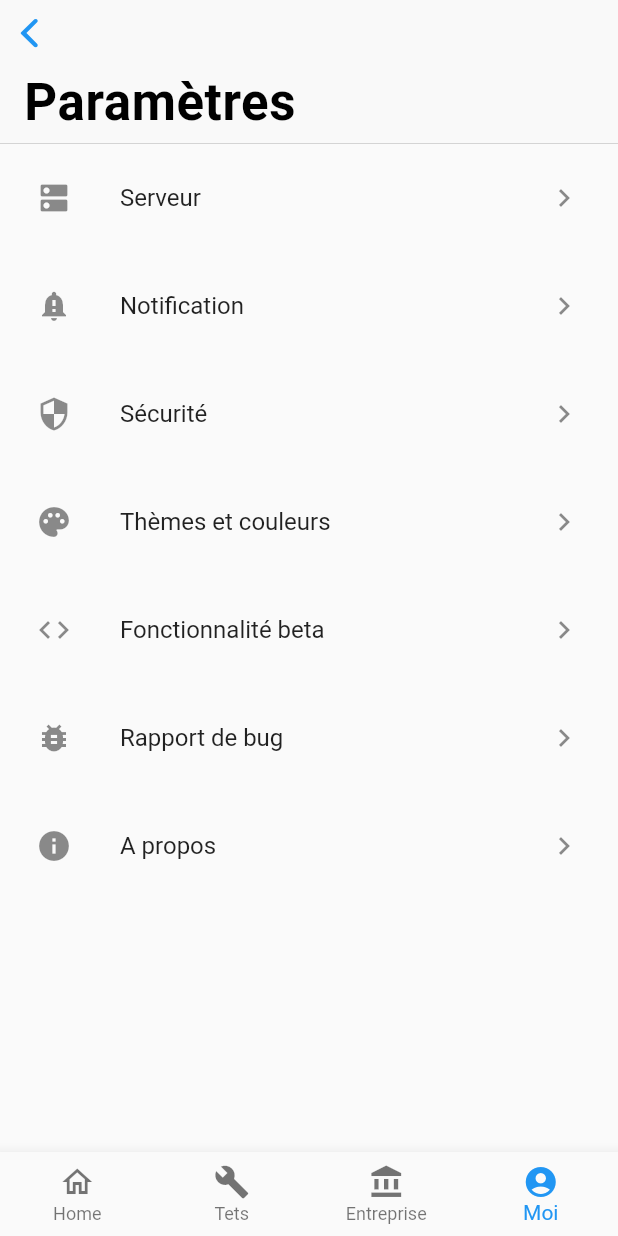
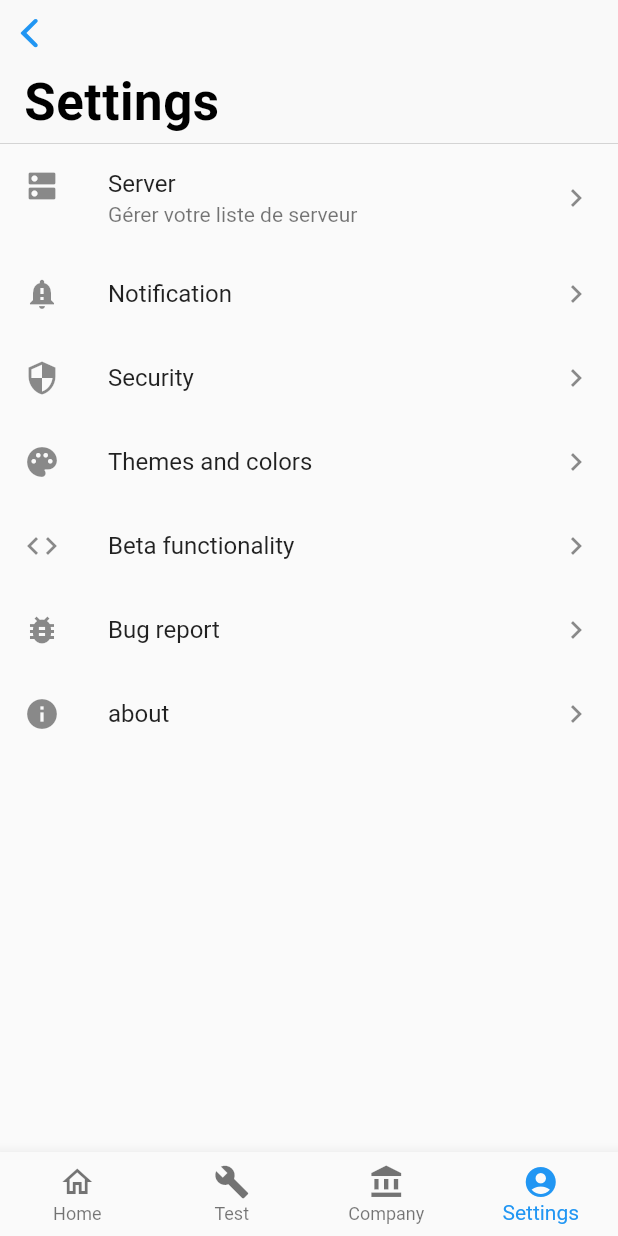
Before and after one commit to Medialo/PbmEconomyApp, a Flutter app: the MyHomePage screen opened by its route, item 4 of the bottom bar chosen, after a tap on "Notification", on a phone screen of 412 x 824 dp. Run offline on Flutter 3.47's test engine with Material 2 defaults, Android fonts, the phone set to English and light mode, and no system bars; our stand-ins replace google_mobile_ads, local_auth, scroll_snap_list; generated files the repository leaves out were written again; network calls fail.

Commit message:
ads parameters page and data slide on bluecard

```diff
--- a/l10n.yaml
+++ b/l10n.yaml
@@ -1,3 +1,4 @@
 arb-dir: lib/l10n
 template-arb-file: intl_en.arb
 output-localization-file: app_localizations.dart
+use-deferred-loading: true
--- /dev/null
+++ b/lib/AdHelper.dart
@@ -0,0 +1,36 @@
+import 'dart:io';
+
+class AdHelper {
+
+  //static get vs static function
+
+  static String get bannerAdUnitId {
+    if (Platform.isAndroid) {
+      return 'ca-app-pub-2047458434918452/8306755225';
+    } else if (Platform.isIOS) {
+      return 'ca-app-pub-2047458434918452/8306755225';
+    } else {
+      throw new UnsupportedError('Unsupported platform');
+    }
+  }
+
+  static String get nativeTest {
+    if (Platform.isAndroid) {
+      return 'ca-app-pub-2047458434918452/9456185363';
+    } else if (Platform.isIOS) {
+      return 'ca-app-pub-2047458434918452/9456185363';
+    } else {
+      throw new UnsupportedError('Unsupported platform');
+    }
+  }
+
+  static String get rewardedAdUnitId {
+    if (Platform.isAndroid) {
+      return '<YOUR_ANDROID_INTERSTITIAL_AD_UNIT_ID>';
+    } else if (Platform.isIOS) {
+      return '<YOUR_ANDROID_INTERSTITIAL_AD_UNIT_ID>';
+    } else {
+      throw new UnsupportedError('Unsupported platform');
+    }
+  }
+}
--- a/lib/l10n/intl_en.arb
+++ b/lib/l10n/intl_en.arb
@@ -7,7 +7,7 @@
   "yesterday": "Yesterday",
   "home": "Home",
   "me": "Me",
-  "parameters": "Parameters",
+  "parameters": "Settings",
   "company": "Company",
   "server": "Server",
   "notification" : "Notification",
--- a/lib/main.dart
+++ b/lib/main.dart
@@ -4,12 +4,15 @@ import 'package:flutter/cupertino.dart';
 import 'package:flutter/material.dart';
 import 'package:flutter/services.dart';
 import 'package:flutter_localizations/flutter_localizations.dart';
+import 'package:google_mobile_ads/google_mobile_ads.dart';
 import 'package:pbmeconomyapp/model/MojanAPIUUID.dart';
 import 'package:pbmeconomyapp/page/home/HomePage.dart';
-import 'package:pbmeconomyapp/page/me/MePage.dart';
-import 'package:pbmeconomyapp/page/me/MePages.dart';
+
+import 'package:pbmeconomyapp/page/settings/MePages.dart';
 import 'package:http/http.dart' as http;
 import 'package:flutter_gen/gen_l10n/app_localizations.dart';
+import 'package:pbmeconomyapp/page/settings/SettingsPage.dart';
+import 'package:pbmeconomyapp/routes.dart';
 //https://github.com/flutter/gallery
 //https://medium.muz.li/top-10-banking-app-ui-design-case-study-41ebc45ded1c
 //https://rondesign.agency/?utm_source=dribbble
@@ -18,11 +21,18 @@ import 'package:flutter_gen/gen_l10n/app_localizations.dart';
 //https://dribbble.com/shots/6803518-Banking-App-Home-Insights
 //
 
+Future<InitializationStatus> _initGoogleMobileAds() {
+  // TODO: Initialize Google Mobile Ads SDK
+  return MobileAds.instance.initialize();
+}
+
 void main() {
   runApp(MyApp());
+  _initGoogleMobileAds();
 }
 
 class MyApp extends StatelessWidget {
+
   // This widget is the root of your application.
   @override
   Widget build(BuildContext context) {
@@ -31,6 +41,7 @@ class MyApp extends StatelessWidget {
         statusBarIconBrightness: Brightness.dark,/* set Status bar icons color in Android devices.*/
         statusBarBrightness: Brightness.dark)/* set Status bar icon color in iOS. */
     );
+
 
     return MaterialApp(
       title: 'Flutter Demo',
@@ -48,12 +59,13 @@ class MyApp extends StatelessWidget {
         // This is the theme of your application.
         primarySwatch: Colors.blue,
       ),
-      initialRoute: "/",
-      routes: {
+      // initialRoute: "test",
+      routes: <String, WidgetBuilder>{
         "addFirstServer": (c) => AddFirstServer(),
-        "home": (c) => MyHomePage(),
+        Routes.homeRoute: (c) => MyHomePage(),
 
-        "aboutPage": (c) => MePages.about,
+        Routes.meRoute_About: (c) => MePages.about,
+        Routes.welcomeRoute: (c) => WelcomeScreen(),
       },
       home: WelcomeScreen(),
     );
@@ -389,7 +401,7 @@ class _MyHomePageState extends State<MyHomePage> {
     HomePage(),
     Text("todo"),
     Text("todo entreprise"),
-    MePage(),
+    SettingsPage(),
   ];
 
   int _selectedIndex = 0;
@@ -435,15 +447,15 @@ class _MyHomePageState extends State<MyHomePage> {
                 ),
                 BottomNavigationBarItem(
                     icon: Icon(Icons.build),
-                    label: 'Tets'
+                    label: 'Test'
                 ),
                 BottomNavigationBarItem(
                     icon: Icon(Icons.account_balance),
-                    label: 'Entreprise'
+                    label: AppLocalizations.of(context)!.company
                 ),
                 BottomNavigationBarItem(
                     icon: Icon(Icons.account_circle_sharp),
-                    label: 'Moi'
+                    label: AppLocalizations.of(context)!.parameters
                 ),
               ],
               currentIndex: _selectedIndex,
--- a/lib/page/home/HomePage.dart
+++ b/lib/page/home/HomePage.dart
@@ -1,9 +1,12 @@
 import 'package:flutter/material.dart';
+import 'package:google_mobile_ads/google_mobile_ads.dart';
 import 'package:pbmeconomyapp/model/BlueCard.dart';
 import 'package:pbmeconomyapp/model/Payment.dart';
 import 'package:pbmeconomyapp/widget/main/BlueCardSlider.dart';
-import 'package:pbmeconomyapp/widget/main/MenuItems.dart';
+import 'package:pbmeconomyapp/widget/main/MoneyMoveLine.dart';
 import 'package:pbmeconomyapp/widget/main/RoundedItemSlider.dart';
+
+import '../../AdHelper.dart';
 
 
 //https://medium.com/flutter-community/flutter-sliverappbar-snap-those-headers-544e097248c0
@@ -12,7 +15,7 @@ class HomePage extends StatefulWidget{
   HomePage();
 
   final Color roundedColor = Color(0xFF9fc7d8);
-  final List<BlueCard>? bcList = [BlueCard("MedialoBank", "85465 4654 321435",14654644.6),BlueCard("Null Bankkk", "054 64 65465 465 4",456.458)];
+  final List<BlueCard>? bcList = [BlueCard("Compte courant", "85465 4654 321435",12332.6),BlueCard("Null Bankkk", "054 64 65465 465 4",456.458)];
   final List<Payment>? payList = [Payment(DateTime(2021,1,5),"456","",null),Payment(DateTime(2021,2,5),"-456","",null),Payment(DateTime(2021,2,8),"-456","",null),Payment(DateTime(2021,2,8),"456","",null)];
 
   @override
@@ -24,32 +27,108 @@ class HomePage extends StatefulWidget{
 
 class HomePageState extends State<HomePage>{
 
+  late BannerAd _bannerAd;
+  bool _isBannerAdReady = false;
+
   final _controller = ScrollController(
-    initialScrollOffset: 170,
+    initialScrollOffset: 0,//170
     keepScrollOffset: false,
   );
-
 
   void bcSlideUpdate(int i, BlueCard blueCard ){
     print("=================================>> cb index: $i");
   }
 
+  void _snapAppBar(){
+    const double _scrollDistance = 170;
+    const int _duration = 200;
+    if( _topSize != 0 && _controller.offset > 170){
+      setState(() {
+        _topSize = 0;
+        _controller.jumpTo(_controller.offset-170);
+      });
+    }
+    if(_topSize != 0 && _controller.offset > 0 && _controller.offset < _scrollDistance){
+      final double snapOffset =
+      _controller.offset / _scrollDistance > 0.1 ? _scrollDistance : 0;
+      Future.microtask(() {
+        _controller.animateTo(snapOffset, duration: Duration(milliseconds: _duration), curve: Curves.easeIn);
+        Future.delayed(Duration(milliseconds: _duration),() => setState(() {
+          _topSize = 0;
+          _controller.jumpTo(0.01);
+        }));
 
-  void _snapAppBar(){
-    const double scrollDistance = 170;
-    if(_controller.offset > 0 && _controller.offset < scrollDistance){
-      final double snapOffset =
-      _controller.offset / scrollDistance > 0.1 ? scrollDistance : 0;
-      Future.microtask(() => _controller.animateTo(snapOffset,
-          duration: Duration(milliseconds: 200), curve: Curves.easeIn));
+      });
+      // setState(() {
+      //   _topSize = 0;
+      // });
     }
   }
 
+
+  Future _refreshData() async {
+    await Future.delayed(Duration(seconds: 5));
+    setState(() {});
+  }
+
+  double _topSize = 0;
+
+  void _topSizeResize() {
+    if(_topSize == 0){
+      setState(()  {
+        _topSize = 170;
+        _controller.jumpTo(_topSize);
+      });
+    }
+  }
+
+
+  @override
+  void dispose() {
+    _bannerAd.dispose();
+
+
+
+    super.dispose();
+  }
+
+  @override
+  void initState() {
+
+
+    // TODO: Initialize _bannerAd
+    _bannerAd = BannerAd(
+      adUnitId: AdHelper.bannerAdUnitId,
+      request: AdRequest(),
+      size: AdSize.banner,
+      listener: AdListener(
+        onAdLoaded: (_) {
+          setState(() {
+            _isBannerAdReady = true;
+          });
+        },
+        onAdFailedToLoad: (ad, err) {
+          print('Failed to load a banner ad: ${err.message}');
+          _isBannerAdReady = false;
+          ad.dispose();
+        },
+      ),
+    );
+
+    _bannerAd.load();
+  }
+
+
   @override
   Widget build(BuildContext context) {
+    _controller.addListener(() {
+
+    });
     return Container(
       //#9fc7d8
       color: Colors.white,
+      child: RefreshIndicator(
+
         child: NotificationListener<ScrollEndNotification>(
           onNotification: (notification) {
             _snapAppBar();
@@ -69,16 +148,19 @@ class HomePageState extends State<HomePage>{
                 flexibleSpace: FlexibleSpaceBar(
                   background: RoundedItemSlider(),
                 ),
-
-              expandedHeight: 170 - MediaQuery.of(context).padding.top,
+                expandedHeight: _topSize - MediaQuery.of(context).padding.top,
                 // snap: true,
                 // floating: true,
               ),
               SliverToBoxAdapter(
-
-
+                  child: GestureDetector(
+                    // behavior: HitTestBehavior.translucent,
+                    onPanDown: (e) {
+                      _topSizeResize();
+                      return;
+                    },
                     child: Container(
-                color: widget.roundedColor,
+                      color: Colors.red,//widget.roundedColor,
                       child: Container(
                         decoration: BoxDecoration(
                             color: Theme.of(context).scaffoldBackgroundColor,
@@ -87,67 +169,34 @@ class HomePageState extends State<HomePage>{
                               topRight: Radius.circular(30),
                             )
                         ),
-                  child: Column(
-                    children: [
-                      GestureDetector(
-                        // onVerticalDragUpdate: (details) {
-                        //   if(details.delta.dy > 0.0){
-                        //     print("=================>" + details.toString());
-                        //   } else {
-                        //
-                        //   }
-                        // },
                         child: BlueCardSlider(
                           widget.bcList!,
                           bcSlideItemFocus: (i, bc) => bcSlideUpdate(i, bc),
                         ),
-                      ),
-                    ],
+
                       ),
                     ),
+                  )
               ),
+              SliverToBoxAdapter(
+                  child:
+                  (() {
+                    if (_isBannerAdReady)
+                      return Align(
+                        alignment: Alignment.topCenter,
+                        child: Container(
+                          width: _bannerAd.size.width.toDouble(),
+                          height: _bannerAd.size.height.toDouble(),
+                          child: AdWidget(ad: _bannerAd),
+                        ),
+                      );
+                  }())
               ),
               SliverList(
                   delegate: SliverChildBuilderDelegate(
                         (BuildContext context, int index)
                     {
-                    return Column(
-                      children: [
-                        if(true)
-                          Container(
-                            height: 29,
-                            alignment: Alignment.centerLeft,
-                            decoration: BoxDecoration(
-                                color: Color(0xfff8f8f8)
-                            ),
-                            child: Padding(
-                              padding: EdgeInsets.fromLTRB(19, 0, 0, 0),
-                              child: Text("Avril 2019",
-                                style: TextStyle(
-                                  fontWeight: FontWeight.bold,
-                                ),
-                              ),
-                            ),
-                          ),
-                        ListTile(
-                          leading: MenuItems.rent,
-                          title: Text("Bonjour"),
-                          subtitle: Text("Restaurant"),
-                          trailing: Text("+500€"),
-                          onTap: () {
-
-                          },
-
-                        ),
-                        Divider(
-                          color: Color(0xffe5e5e5),
-                          thickness: 1,
-                          height: 1,
-                          indent: 71,
-                          endIndent: 20,
-                        )
-                      ],
-                    );
+                      return MoneyMoveLine();
                     },
                     childCount: 2,
                   )
@@ -156,7 +205,7 @@ class HomePageState extends State<HomePage>{
                 hasScrollBody: true,
                 fillOverscroll: true,
                 child: Center(
-                child: Text("Aucun mouvements",
+                  child: Text("Aucun autre mouvement",
                     style: TextStyle(
                         fontWeight: FontWeight.bold
                     ),
@@ -166,6 +215,8 @@ class HomePageState extends State<HomePage>{
             ],
           ),
         ),
+        onRefresh: _refreshData,
+      ),
     );
   }
 }
--- a/lib/page/me/MePage.dart
+++ /dev/null
@@ -1,108 +0,0 @@
-import 'package:flutter/cupertino.dart';
-import 'package:flutter/material.dart';
-
-class MePage extends StatelessWidget{
-  @override
-  Widget build(BuildContext context) {
-    return Container(
-        child: CustomScrollView(
-          slivers: [
-            CupertinoSliverNavigationBar(
-              largeTitle: Text("Paramètres"),
-            ),
-            // SliverList(
-            //     delegate: SliverChildBuilderDelegate(
-            //         (BuildContext bc, int index){
-            //           return GestureDetector(
-            //             onTap: () {
-            //
-            //             },
-            //             child: ListTile(
-            //                title: Text("eeee" + index.toString()),
-            //             ),
-            //           );
-            //         },
-            //       childCount: 15,
-            //     ),
-            // ),
-            SliverToBoxAdapter(
-              child: TextButton(
-                onPressed: () {},
-                child: ListTile(
-                  title: Text("Serveur"),
-                  leading: Icon(Icons.dns),
-                  trailing: Icon(Icons.keyboard_arrow_right),
-                ),
-              ),
-            ),
-            SliverToBoxAdapter(
-              child: TextButton(
-                onPressed: () {},
-                child: ListTile(
-                  title: Text("Notification"),
-                  leading: Icon(Icons.notification_important),
-                  trailing: Icon(Icons.keyboard_arrow_right),
-
-                ),
-              ),
-            ),
-            SliverToBoxAdapter(
-              child: TextButton(
-                onPressed: () {},
-                child: ListTile(
-                  title: Text("Sécurité"),
-                  leading: Icon(Icons.security),
-                  trailing: Icon(Icons.keyboard_arrow_right),
-                ),
-              ),
-            ),
-            SliverToBoxAdapter(
-              child: TextButton(
-                onPressed: () {},
-                child: ListTile(
-                  title: Text("Thèmes et couleurs"),
-                  leading: Icon(Icons.palette),
-                  trailing: Icon(Icons.keyboard_arrow_right),
-                ),
-              ),
-            ),
-            SliverToBoxAdapter(
-              child: TextButton(
-                onPressed: () {},
-                child: ListTile(
-                  title: Text("Fonctionnalité beta"),
-                  leading: Icon(Icons.code),
-                  trailing: Icon(Icons.keyboard_arrow_right),
-                ),
-              ),
-            ),
-            SliverToBoxAdapter(
-              child: TextButton(
-                onPressed: () {},
-                child: ListTile(
-                  title: Text("Rapport de bug"),
-                  leading: Icon(Icons.bug_report),
-                  trailing: Icon(Icons.keyboard_arrow_right),
-                ),
-              ),
-            ),
-            SliverToBoxAdapter(
-              child: TextButton(
-                onPressed: () {
-                  Navigator.of(context).pushNamed("aboutPage");
-                },
-                child: ListTile(
-                  title: Text("A propos"),
-                  leading: Icon(Icons.info),
-                  trailing: Icon(Icons.keyboard_arrow_right),
-                ),
-              ),
-            ),
-
-          ],
-        )
-    );
-  }
-
-  const MePage();
-}
--- /dev/null
+++ b/lib/page/settings/SettingsData.dart
@@ -0,0 +1,79 @@
+
+import 'package:flutter/cupertino.dart';
+import 'package:flutter/material.dart';
+import 'package:flutter_gen/gen_l10n/app_localizations.dart';
+
+import '../../routes.dart';
+
+class ActionButton {
+  final String title;
+  final String? subtitle;
+  // final String slug;
+  final IconData icon;
+  final IconData iconRight;
+  final VoidCallback? _action;
+
+  const ActionButton(
+      this.title,
+      this.icon,
+      this._action,
+      {
+        this.subtitle,
+        this.iconRight = Icons.chevron_right,
+        // this.action =  const () => {
+        //
+        // };
+      }
+      );
+
+  void executeCallBack(){
+    if(_action != null){
+      _action!();
+    }
+  }
+
+}
+
+class SettingsData {
+
+  static List<ActionButton> getSettingsActionButtons(BuildContext context) {
+    return <ActionButton>[
+      ActionButton(
+          AppLocalizations.of(context)!.server,
+          Icons.dns,
+          null,
+          subtitle: "Gérer votre liste de serveur"
+      ),
+      ActionButton(
+        AppLocalizations.of(context)!.notification,
+        Icons.notification_important,
+        null,
+      ),
+      ActionButton(
+        AppLocalizations.of(context)!.security,
+        Icons.security,
+        null,
+      ),
+      ActionButton(
+        AppLocalizations.of(context)!.themesAndColors,
+        Icons.palette,
+        null,
+      ),
+      ActionButton(
+        AppLocalizations.of(context)!.betaFunctionality,
+        Icons.code,
+        null,
+      ),
+      ActionButton(
+        AppLocalizations.of(context)!.bugReport,
+        Icons.bug_report,
+        null,
+      ),
+      ActionButton(
+        AppLocalizations.of(context)!.about,
+        Icons.info,
+        () => Navigator.of(context).pushNamed(Routes.meRoute_About),
+      )
+    ];
+  }
+}
--- /dev/null
+++ b/lib/page/settings/SettingsPage.dart
@@ -0,0 +1,53 @@
+import 'package:flutter/cupertino.dart';
+import 'package:flutter/material.dart';
+import 'package:flutter_gen/gen_l10n/app_localizations.dart';
+
+import 'SettingsData.dart';
+
+class SettingsPage extends StatelessWidget{
+  @override
+  Widget build(BuildContext context) {
+    return Container(
+        child: CustomScrollView(
+          slivers: [
+            CupertinoSliverNavigationBar(
+              largeTitle: Text(AppLocalizations.of(context)!.parameters),
+            ),
+            // SliverToBoxAdapter(
+            //   child: TextButton(
+            //     onPressed: () {
+            //       Navigator.of(context).pushNamed(Routes.meRoute_About);
+            //     },
+            //     child: ListTile(
+            //       title: Text("A propos"),
+            //       subtitle: Text("ee"),
+            //       leading: Icon(Icons.info),
+            //       trailing: Icon(Icons.keyboard_arrow_right),
+            //     ),
+            //   ),
+            // ),
+
+            SliverList(
+              delegate: SliverChildBuilderDelegate(
+                    (context, index) {
+                  final b = SettingsData.getSettingsActionButtons(context).elementAt(index);
+                  return ListTile(
+                    title: Text(b.title),
+                    subtitle: b.subtitle == null ? null : Text(b.subtitle!) ,
+                    leading: Icon(b.icon),
+                    trailing: Icon(b.iconRight),
+                    onTap: () {
+                      b.executeCallBack();
+                    },
+                  );
+                },
+                childCount: SettingsData.getSettingsActionButtons(context).length,
+              ),
+            )
+          ],
+        )
+    );
+  }
+
+  const SettingsPage();
+}
--- /dev/null
+++ b/lib/routes.dart
@@ -0,0 +1,15 @@
+class Routes {
+  static const String welcomeRoute = 'welcome';
+  static const String homeRoute = 'home';
+
+  static const String meRoute = 'me';
+  static const String meRoute_About = 'me/about';
+  static const String meRoute_Bug = 'me/bug';
+  static const String meRoute_Beta = 'me/beta';
+  static const String meRoute_ThemeAndColor = 'me/tac';
+  static const String meRoute_Security = 'me/security';
+  static const String meRoute_Notification = 'me/notification';
+  static const String meRoute_Server = 'me/server';
+
+
+}
--- a/lib/widget/main/BlueCardSlider.dart
+++ b/lib/widget/main/BlueCardSlider.dart
@@ -81,7 +81,7 @@ class BlueCardSliderState extends State<BlueCardSlider>{
 
                       ),
                       Container(
-                        child: Text("LTC5"),
+                        child: Text("EUR"),
                         padding: EdgeInsets.all(3),
                         decoration: BoxDecoration(
                           color: Colors.white,
--- /dev/null
+++ b/lib/widget/main/MoneyMoveLine.dart
@@ -0,0 +1,46 @@
+import 'package:flutter/material.dart';
+
+import 'MenuItems.dart';
+
+class MoneyMoveLine extends StatelessWidget{
+  @override
+  Widget build(BuildContext context) {
+    return Column(
+      children: [
+        Container(
+          height: 29,
+          alignment: Alignment.centerLeft,
+          decoration: BoxDecoration(
+              color: Color(0xfff8f8f8)
+          ),
+          child: Padding(
+            padding: EdgeInsets.fromLTRB(19, 0, 0, 0),
+            child: Text("Avril 2019",
+              style: TextStyle(
+                fontWeight: FontWeight.bold,
+              ),
+            ),
+          ),
+        ),
+        ListTile(
+          leading: MenuItems.transfer,
+          title: Text("Prvl auto assurance"),
+          subtitle: Text("Impot / Assurance "),
+          trailing: Text("-500€"),
+          onTap: () {
+
+          },
+
+        ),
+        Divider(
+          color: Color(0xffe5e5e5),
+          thickness: 1,
+          height: 1,
+          indent: 71,
+          endIndent: 20,
+        )
+      ],
+    );
+  }
+
+}
--- a/lib/widget/main/RoundedItemSlider.dart
+++ b/lib/widget/main/RoundedItemSlider.dart
@@ -53,15 +53,15 @@ class RoundedItemSlider extends StatelessWidget{
                   margin: EdgeInsets.fromLTRB(0,0,0,15),
                   decoration: BoxDecoration(
                     image: DecorationImage(
-                      image: NetworkImage('https://serveur-creatif.fr/img/icon-emeraude-minecraft.png'),
-                      fit: BoxFit.fill
+                      image: NetworkImage('https://www.moneyvox.fr/i/media/03i/003631iea4.jpg'),
+                      fit: BoxFit.cover
                     ),
                     color: Colors.yellow,
                     borderRadius: BorderRadius.all(Radius.circular(300.0)),
                   ),
 
                 ),
-                Text("Nation Glory yellow blue red yesu ghouiergh z",
+                Text("Banque",
                   maxLines: 1,
                   // softWrap: false,
                   overflow: TextOverflow.ellipsis,
--- a/pubspec.yaml
+++ b/pubspec.yaml
@@ -30,12 +30,13 @@ dependencies:
 #  flutter_local_notifications: ^5.0.0+1
   intl: ^0.17.0
   intl_utils: ^2.1.0
-  sqflite: ^2.0.0+3
+ # sqflite: ^2.0.0+3
   path: ^1.8.0
   http: ^0.13.1
 #  sliding_up_panel:
   local_auth:
   google_fonts:
+  google_mobile_ads: ^0.12.2
 
   # The following adds the Cupertino Icons font to your application.
   # Use with the CupertinoIcons class for iOS style icons.
```
Also changed, not shown: lib/model/Server.dart (+47 -8 lines), lib/generated/intl/messages_all.dart, lib/generated/intl/messages_en.dart, lib/generated/intl/messages_fr.dart, lib/generated/l10n.dart, lib/page/me/MeData.dart (deleted), lib/page/settings/MePages.dart (renamed from lib/page/me/MePages.dart), pubspec.lock, 3 other files. Lines whose indentation alone changed are shown as unchanged.
